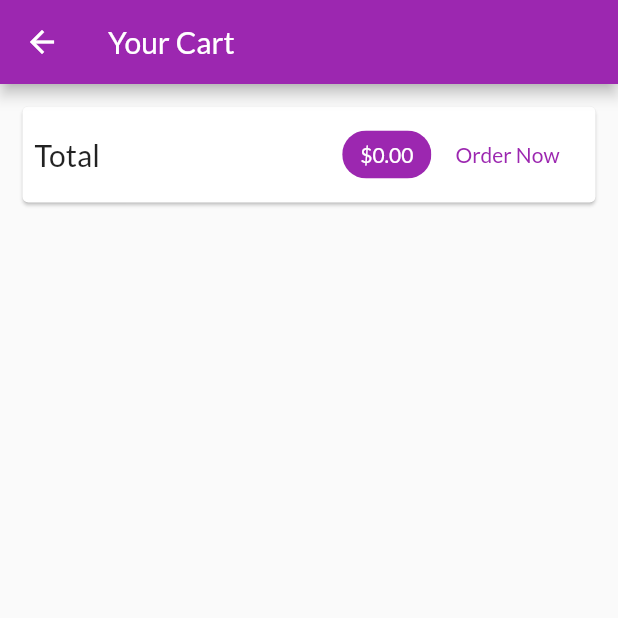
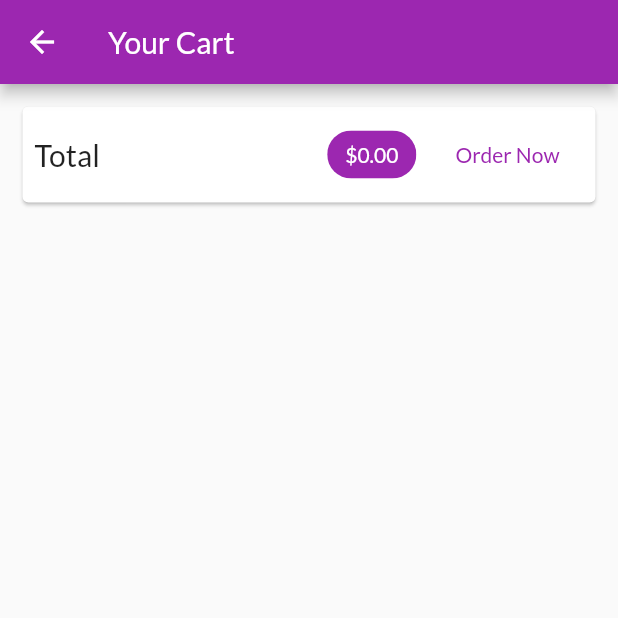
Before and after one commit to sebaslogen/flutter_course, a Flutter app: the CartScreen screen opened by its route, on a phone screen of 412 x 824 dp, the top half of it. Run offline on Flutter 3.47's test engine with Material 2 defaults, Android fonts, the phone set to English and light mode, and no system bars; network calls fail.

Commit message:
Fix text spacing

```diff
--- a/lib/screens/cart_screen.dart
+++ b/lib/screens/cart_screen.dart
@@ -39,6 +39,7 @@ class CartScreen extends StatelessWidget {
                             ),
                             backgroundColor: Theme.of(context).primaryColor,
                           )),
+                  const SizedBox(width: 10),
                   FlatButton(
                     child: const Text('Order Now'),
                     textColor: Theme.of(context).primaryColor,
@@ -48,7 +49,7 @@ class CartScreen extends StatelessWidget {
               ),
             ),
           ),
-          SizedBox(height: 10),
+          const SizedBox(height: 10),
           Expanded(
             child: Consumer<Cart>(
                 builder: (ctx, cart, _) => ListView.builder(
```
